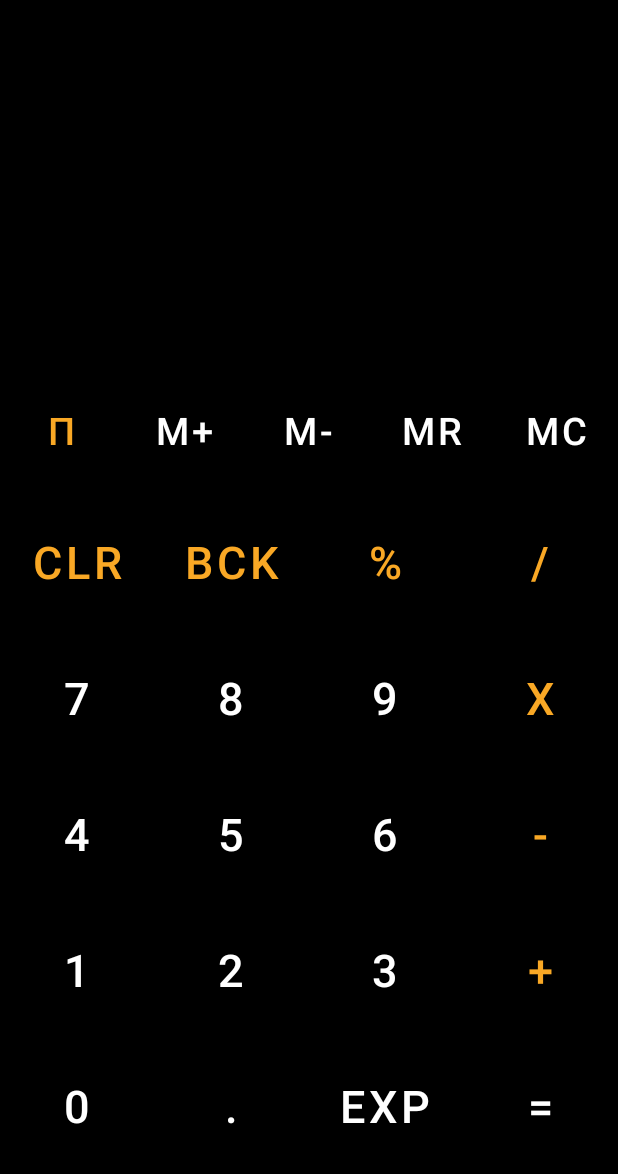
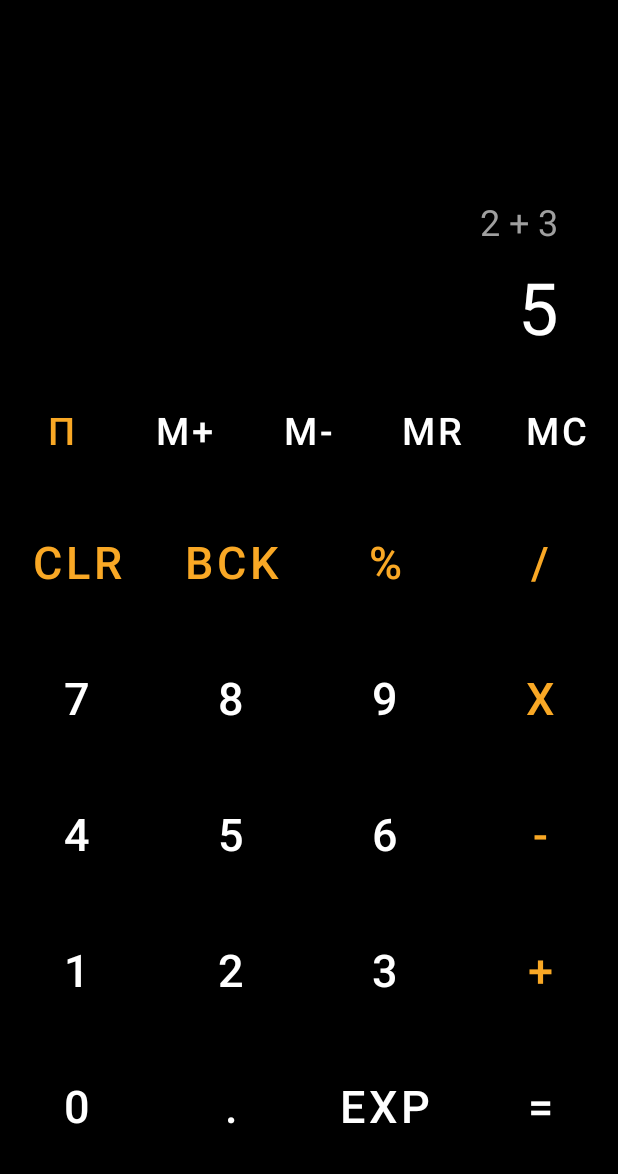
Before and after one commit to theSmitChawda/calculator-android-application, an Android app: the screen it shows after launch (MainActivity), on a phone screen of 412 x 824 dp, the part 62-1236 px from its top. Run offline under Robolectric (Android 15) with nearby library versions, the phone set to English and light mode, and no system bars.

```diff
--- a/app/src/main/res/layout/activity_main.xml
+++ b/app/src/main/res/layout/activity_main.xml
@@ -16,6 +16,7 @@
         android:layout_height="0dp"
         android:layout_weight="3"
         android:orientation="vertical">
+
         <TextView
             android:id="@+id/blank"
             android:layout_width="match_parent"
@@ -27,12 +28,21 @@
             android:paddingRight="16dp"
             android:textSize="@dimen/resultSize"
             android:textColor="@color/design_default_color_on_primary"/>
-
+        <TextView
+            android:id="@+id/resultPreview"
+            android:layout_width="match_parent"
+            android:layout_height="wrap_content"
+            android:text="2 + 3"
+            android:gravity="end"
+            android:paddingBottom="8dp"
+            android:paddingRight="40dp"
+            android:textSize="@dimen/resultPrevSize"
+            android:textColor="@color/gray"/>
         <TextView
             android:id="@+id/results"
             android:layout_width="match_parent"
             android:layout_height="wrap_content"
-            android:text=""
+            android:text="5"
             android:gravity="end"
             android:paddingBottom="8dp"
             android:paddingRight="40dp"
--- a/app/src/main/res/values/app_dimensions.xml
+++ b/app/src/main/res/values/app_dimensions.xml
@@ -2,6 +2,7 @@
 <resources>
 <!--    result area dimensions-->
     <dimen name="resultSize">48dp</dimen>
+    <dimen name="resultPrevSize">24dp</dimen>
 
 
 <!--    function area dimensions-->
--- a/app/src/main/res/values/colors.xml
+++ b/app/src/main/res/values/colors.xml
@@ -8,5 +8,6 @@
     <color name="teal_700">#FF018786</color>
     <color name="black">#FF000000</color>
     <color name="white">#FFFFFFFF</color>
+    <color name="gray">#A0A0A0</color>
 <!--    <color name="transparent">#FF000000</color>-->
 </resources>
```
Also changed, not shown: app/src/main/java/com/smitchawda/casestudy1/MainActivity.java (+74 -11 lines).
